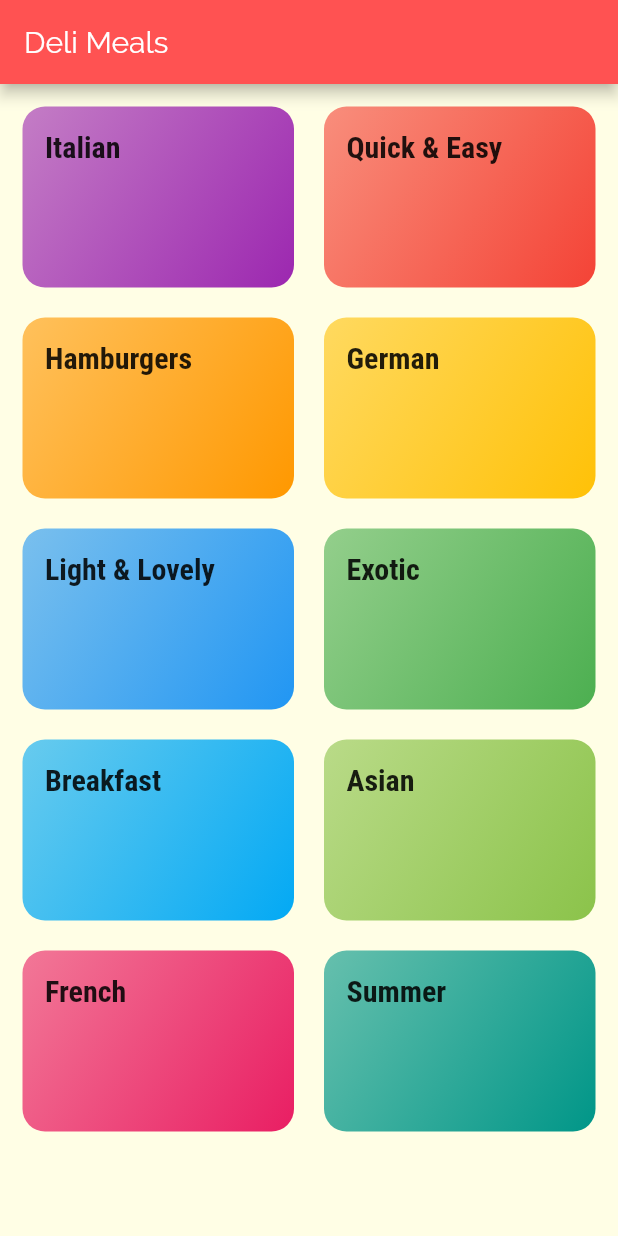
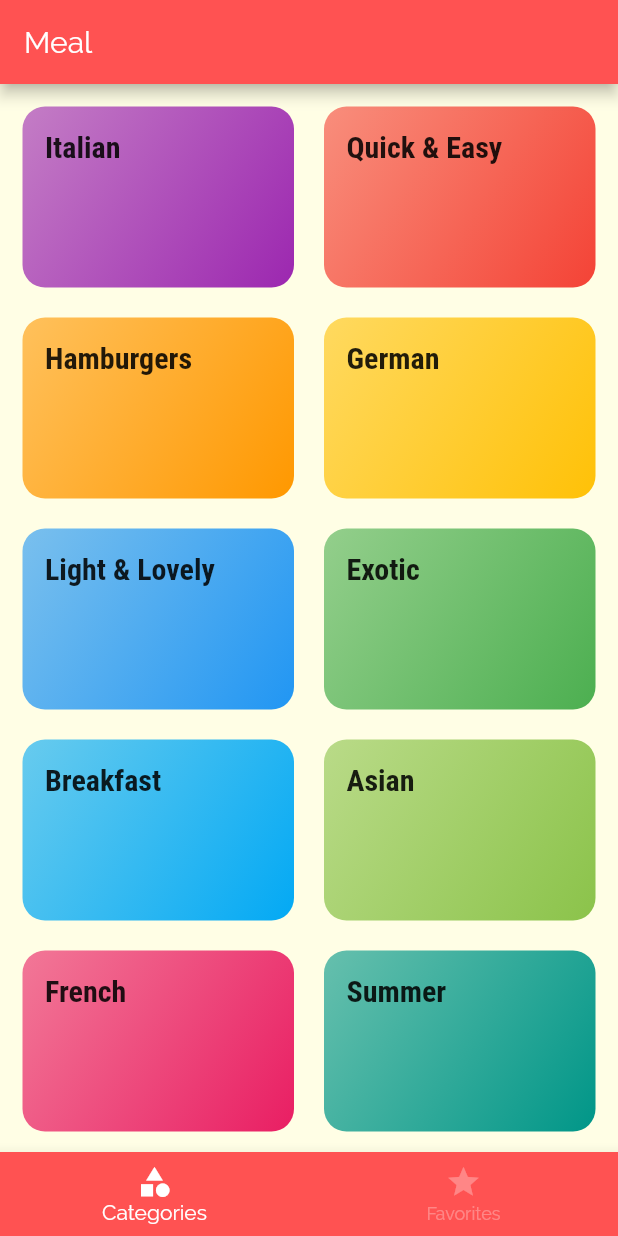
Before and after one commit to vsanse/flutter_meals, a Flutter app: the screen it shows after launch, on a phone screen of 412 x 824 dp. Run offline on Flutter 3.47's test engine with Material 2 defaults, Android fonts, the phone set to English and light mode, and no system bars.

```diff
--- a/lib/main.dart
+++ b/lib/main.dart
@@ -2,6 +2,7 @@ import 'package:flutter/material.dart';
 import 'package:flutter_meals/screens/categories_screen.dart';
 import 'package:flutter_meals/screens/category_meals_screen.dart';
 import 'package:flutter_meals/screens/meal_detail_screen.dart';
+import 'package:flutter_meals/screens/tab_screens.dart';
 
 void main() {
   runApp(MyApp());
@@ -36,7 +37,7 @@ class MyApp extends StatelessWidget {
         ),
       ),
       routes: {
-        '/': (_) => CategoriesScreen(),
+        '/': (_) => TabsScreen(),
         CategoryMealsScreen.routeName: (_) => CategoryMealsScreen(),
         MealDetailScreen.routeName: (_) => MealDetailScreen(),
       },
--- a/lib/screens/categories_screen.dart
+++ b/lib/screens/categories_screen.dart
@@ -5,12 +5,7 @@ import 'package:flutter_meals/widgets/category_item.dart';
 class CategoriesScreen extends StatelessWidget {
   @override
   Widget build(BuildContext context) {
-    return Scaffold(
-      appBar: AppBar(
-        title: Text('Deli Meals'),
-        backgroundColor: Theme.of(context).accentColor,
-      ),
-      body: GridView(
+    return GridView(
       padding: const EdgeInsets.all(15),
       children: DUMMY_CATEGORIES
           .map(
@@ -27,7 +22,6 @@ class CategoriesScreen extends StatelessWidget {
         crossAxisSpacing: 20,
         mainAxisSpacing: 20,
       ),
-      ),
     );
   }
 }
--- /dev/null
+++ b/lib/screens/favorites_screen.dart
@@ -0,0 +1,10 @@
+import 'package:flutter/material.dart';
+
+class FavoritesScreen extends StatelessWidget {
+  @override
+  Widget build(BuildContext context) {
+    return Container(
+      child: Text('Favorites'),
+    );
+  }
+}
--- /dev/null
+++ b/lib/screens/tab_screens.dart
@@ -0,0 +1,95 @@
+import 'package:flutter/material.dart';
+import 'package:flutter_meals/screens/categories_screen.dart';
+import 'package:flutter_meals/screens/favorites_screen.dart';
+
+class TabsScreen extends StatefulWidget {
+  @override
+  _TabsScreenState createState() => _TabsScreenState();
+}
+
+class _TabsScreenState extends State<TabsScreen> {
+  final List<Widget> _pages = [
+    CategoriesScreen(),
+    FavoritesScreen(),
+  ];
+
+  int selectedPageIdx = 0;
+  void _selectPage(int idx) {
+    setState(() {
+      selectedPageIdx = idx;
+    });
+  }
+
+  @override
+  Widget build(BuildContext context) {
+    return Scaffold(
+        appBar: AppBar(
+          title: Text('Meal'),
+          // bottom: TabBar(
+          //   tabs: [
+          //     Tab(
+          //       icon: Icon(
+          //         Icons.category,
+          //       ),
+          //       text: 'categories',
+          //     ),
+          //     Tab(
+          //       icon: Icon(
+          //         Icons.star,
+          //       ),
+          //       text: 'Favorites',
+          //     )
+          //   ],
+          // ),
+        ),
+        bottomNavigationBar: BottomNavigationBar(
+          backgroundColor: Theme.of(context).accentColor,
+          selectedItemColor: Colors.white,
+          unselectedItemColor: Colors.white30,
+          currentIndex: selectedPageIdx,
+          onTap: _selectPage,
+          items: [
+            BottomNavigationBarItem(
+              icon: Icon(Icons.category),
+              label: 'Categories',
+            ),
+            BottomNavigationBarItem(
+              icon: Icon(Icons.star),
+              label: 'Favorites',
+            )
+          ],
+        ),
+        body: _pages[selectedPageIdx]);
+  }
+}
+
+// DefaultTabController(
+//       length: 2,
+//       child: Scaffold(
+//         appBar: AppBar(
+//           title: Text('Meal'),
+//           bottom: TabBar(
+//             tabs: [
+//               Tab(
+//                 icon: Icon(
+//                   Icons.category,
+//                 ),
+//                 text: 'categories',
+//               ),
+//               Tab(
+//                 icon: Icon(
+//                   Icons.star,
+//                 ),
+//                 text: 'Favorites',
+//               )
+//             ],
+//           ),
+//         ),
+//         body: TabBarView(
+//           children: [
+//             CategoriesScreen(),
+//             FavoritesScreen(),
+//           ],
+//         ),
+//       ),
+//     );
```
Lines whose indentation alone changed are shown as unchanged.
